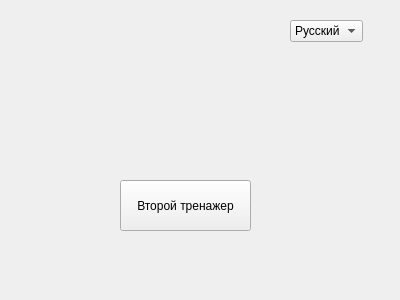
Above: MainInterface.ui from MichailKon/EmotionTrainer before the change. Below: the same form after it.
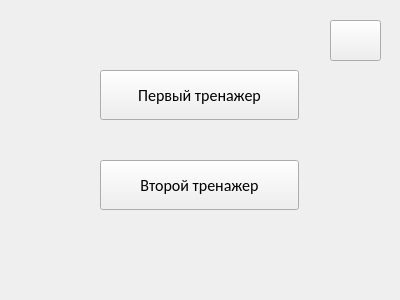
That is the form after the change.

What changed in the file:
```diff
--- a/MainInterface.ui
+++ b/MainInterface.ui
@@ -16,38 +16,101 @@
   <widget class="QPushButton" name="ToSecondTrainer">
    <property name="geometry">
     <rect>
-     <x>120</x>
-     <y>180</y>
-     <width>131</width>
-     <height>51</height>
+     <x>100</x>
+     <y>160</y>
+     <width>199</width>
+     <height>50</height>
     </rect>
    </property>
+   <property name="sizePolicy">
+    <sizepolicy hsizetype="Minimum" vsizetype="Fixed">
+     <horstretch>0</horstretch>
+     <verstretch>50</verstretch>
+    </sizepolicy>
+   </property>
+   <property name="minimumSize">
+    <size>
+     <width>0</width>
+     <height>50</height>
+    </size>
+   </property>
+   <property name="maximumSize">
+    <size>
+     <width>16777215</width>
+     <height>16777215</height>
+    </size>
+   </property>
+   <property name="font">
+    <font>
+     <family>Calibri</family>
+     <pointsize>12</pointsize>
+    </font>
+   </property>
+   <property name="cursor">
+    <cursorShape>PointingHandCursor</cursorShape>
+   </property>
+   <property name="styleSheet">
+    <string notr="true">QPushButton {
+  rgb(170, 255, 127);
+}
+</string>
+   </property>
    <property name="text">
     <string>Второй тренажер</string>
    </property>
+   <property name="iconSize">
+    <size>
+     <width>20</width>
+     <height>20</height>
+    </size>
+   </property>
   </widget>
-  <widget class="QComboBox" name="comboBox">
+  <widget class="QPushButton" name="ToFirstTrainer">
+   <property name="enabled">
+    <bool>true</bool>
+   </property>
    <property name="geometry">
     <rect>
-     <x>290</x>
+     <x>100</x>
+     <y>70</y>
+     <width>199</width>
+     <height>50</height>
+    </rect>
+   </property>
+   <property name="minimumSize">
+    <size>
+     <width>0</width>
+     <height>50</height>
+    </size>
+   </property>
+   <property name="font">
+    <font>
+     <family>Calibri</family>
+     <pointsize>12</pointsize>
+    </font>
+   </property>
+   <property name="cursor">
+    <cursorShape>PointingHandCursor</cursorShape>
+   </property>
+   <property name="text">
+    <string>Первый тренажер</string>
+   </property>
+  </widget>
+  <widget class="QPushButton" name="Language">
+   <property name="geometry">
+    <rect>
+     <x>330</x>
      <y>20</y>
-     <width>73</width>
-     <height>22</height>
+     <width>51</width>
+     <height>41</height>
     </rect>
    </property>
-   <property name="currentText">
-    <string>Русский</string>
+   <property name="cursor">
+    <cursorShape>PointingHandCursor</cursorShape>
    </property>
-   <item>
-    <property name="text">
-     <string>Русский</string>
-    </property>
-   </item>
-   <item>
-    <property name="text">
-     <string>English</string>
-    </property>
-   </item>
+   <property name="text">
+    <string/>
+   </property>
   </widget>
  </widget>
  <resources/>
```
